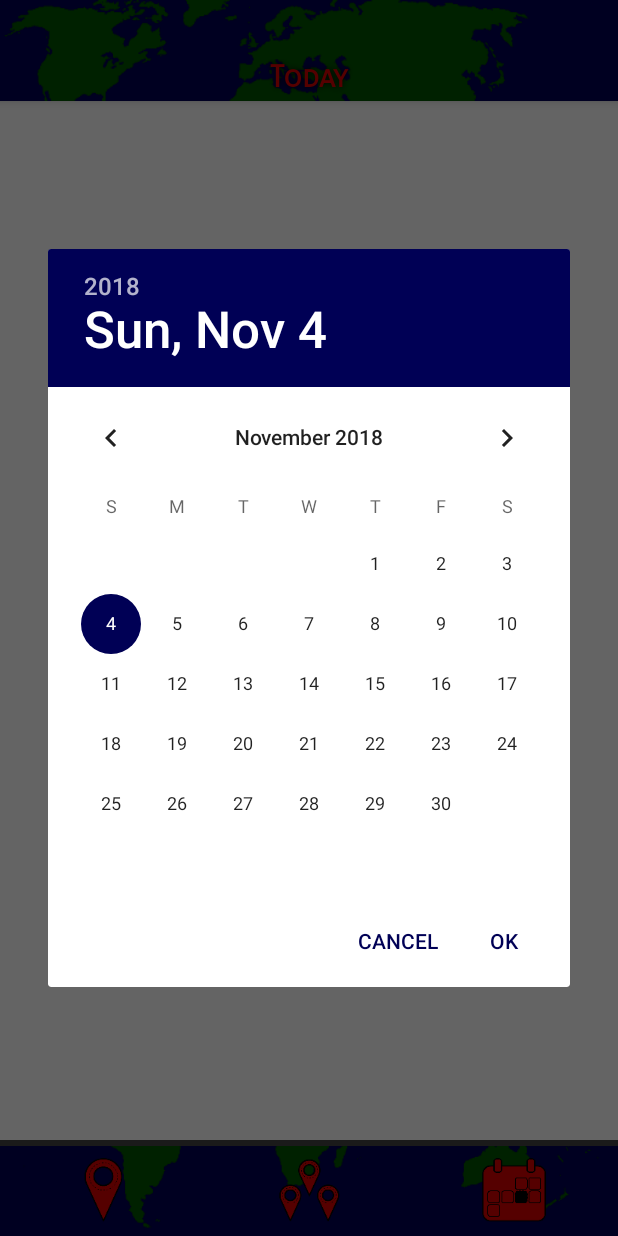
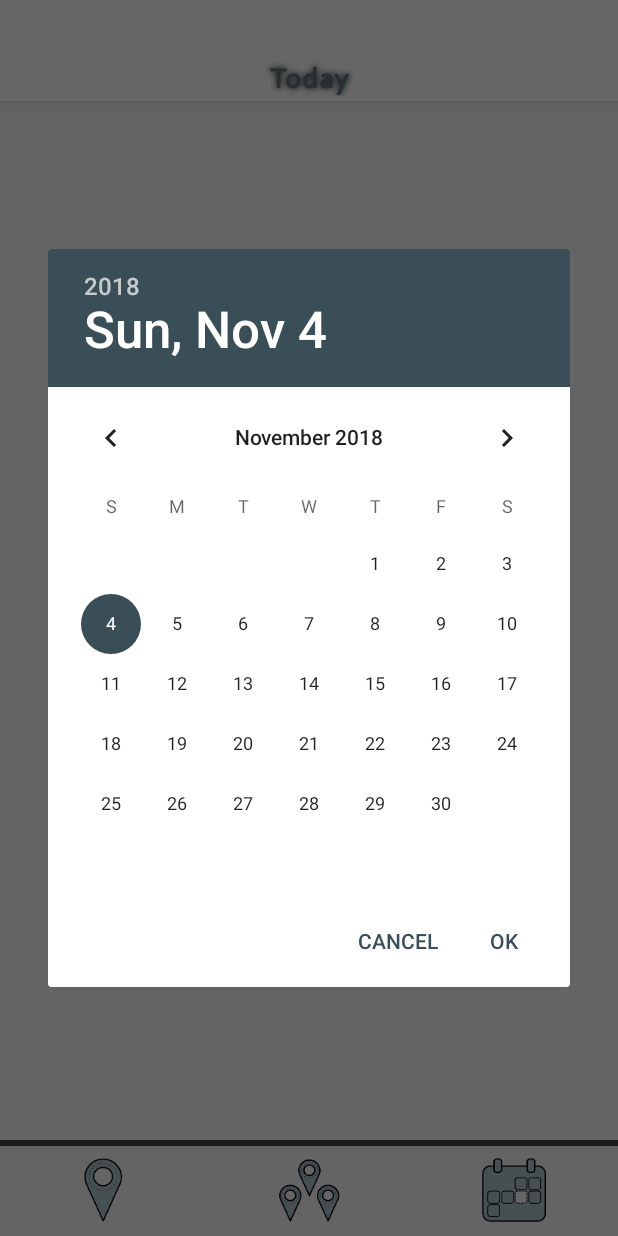
Before and after one commit to lashgar/GlobeNow, an Android app: the screen it shows after launch (Main2Activity), after a tap on an icon or button, on a phone screen of 412 x 824 dp. Run offline under Robolectric (Android 15) with nearby library versions, the phone set to English and light mode, and no system bars; our stand-ins replace AdMob; 6 statements that could not run were skipped; 2 other taps on this screen came first.

Commit message:
Change app theme to plain white and sky blue - Move banner initialization to dedicated initializer - Add sky-blue logos - Add fonts (missing from previous commit)

```diff
--- a/app/src/main/java/myapps/globenow/Main2Activity.java
+++ b/app/src/main/java/myapps/globenow/Main2Activity.java
@@ -3,8 +3,6 @@ package myapps.globenow;
 import android.app.DatePickerDialog;
 import android.content.Intent;
 import android.content.SharedPreferences;
-import android.content.pm.ApplicationInfo;
-import android.content.pm.PackageManager;
 import android.content.res.ColorStateList;
 import android.graphics.Bitmap;
 import android.graphics.BitmapFactory;
@@ -15,6 +13,7 @@ import android.net.Uri;
 import android.os.AsyncTask;
 import android.os.Bundle;
 import android.support.annotation.NonNull;
+import android.support.v4.content.res.ResourcesCompat;
 import android.util.Log;
 import android.view.Gravity;
 import android.view.View;
@@ -28,10 +27,10 @@ import android.view.MenuItem;
 import android.view.ViewTreeObserver;
 import android.view.animation.Animation;
 import android.view.animation.AnimationUtils;
-import android.widget.AdapterView;
 import android.widget.DatePicker;
 import android.widget.ListView;
 import android.widget.ProgressBar;
+import android.widget.ResourceCursorAdapter;
 import android.widget.TextSwitcher;
 import android.widget.TextView;
 import android.widget.Toast;
@@ -149,124 +148,33 @@ public class Main2Activity extends AppCompatActivity
                         .build())
                 .build();
 
-        // Load cache
+        // Load timeline configs from cache
         SharedPreferences sharedPreferences = getApplicationContext().getSharedPreferences(k_preferenceName, MODE_PRIVATE);
         Float latitude = sharedPreferences.getFloat(k_sPLastGeoLat,48.4207253242786f);
         Float longitude = sharedPreferences.getFloat(k_sPLastGeoLng,-123.38951110839844f);
         String[] closetsTown = GPSTracker.getClosestCity(latitude, longitude);
         currentLocationCode = closetsTown[0];
         currentLocationName = closetsTown[1];
+        currentDate = new Date(); // default to Today (might be cached in future)
 
-        currentDate = new Date(); // default to Today
-        dateTextView = findViewById(R.id.TextBoxDate);
-        dateTextView.setFactory(new ViewSwitcher.ViewFactory() {
-            public View makeView() {
-                // TODO Auto-generated method stub
-                // create new textView and set the properties like clolr, size etc
-                TextView myText = new TextView(Main2Activity.this);
-                myText.setGravity(Gravity.TOP | Gravity.CENTER_HORIZONTAL);
-                myText.setTextSize(20);
-                myText.setTextColor(Color.argb(0xFF, 0xD5, 0, 0));
-                myText.setTypeface(Typeface.create("sans-serif-smallcaps", Typeface.BOLD));
-                myText.setShadowLayer(5, 0, 0, Color.BLACK);
-                myText.setPadding(0, 0, 0, 0);
-                return myText;
-            }
-        });
-        dateTextView.setText("Today");
-
-        // progress bar
-        ProgressBar progressBar = findViewById(R.id.progressBar);
-        progressBar.setProgressTintList(ColorStateList.valueOf(Color.RED));
+        // Initialize banners
+        initializeTopBanner();
+        initializeBotBanner();
 
         // Set ListView Adapter
         eventListArray = new ArrayList<>();
         eventListAdapter = new EventListAdapter(this, R.layout.listview_row_noimage, R.id.textView2, eventListArray);
-        timeLineListView = (ListView)findViewById(R.id.ListView1);
+        timeLineListView = findViewById(R.id.ListView1);
         timeLineListView.setAdapter(eventListAdapter);
         jsonLoader = new LoadTodayJson(this);
         bmpLoader = new LoadImageUrlToBmp(this);
 
-        townName = (TextSwitcher)findViewById(R.id.textView4);
-        townName.setFactory(new ViewSwitcher.ViewFactory() {
-
-            public View makeView() {
-                // TODO Auto-generated method stub
-                // create new textView and set the properties like clolr, size etc
-                TextView myText = new TextView(Main2Activity.this);
-                myText.setGravity(Gravity.TOP | Gravity.CENTER_HORIZONTAL);
-                myText.setTextSize(30);
-                myText.setTextColor(Color.argb(0xFF, 0xD5, 0, 0));
-                myText.setTypeface(Typeface.create("sans-serif-smallcaps", Typeface.BOLD));
-                myText.setShadowLayer(5, 0, 0, Color.BLACK);
-                myText.setPadding(0, 4, 0, 0);
-                return myText;
-            }
-        });
-
         // Dynamic loading / paging initialize
         bPendingJsonLoader = false;
         bPendingBmpLoader = false;
-
         RefreshListViewFromCurrent_();
 
-        // taskbar setup
-        final View buttonlocation = findViewById(R.id.imageButton2);
-        buttonlocation.setOnClickListener(new View.OnClickListener() {
-            public void onClick(View v) {
-                // check if GPS enabled
-                GPSTracker gps = new GPSTracker(Main2Activity.this);
-                if(gps.canGetLocation()){
-                    float latitude = (float)gps.getLatitude();
-                    float longitude = (float)gps.getLongitude();
-                    RefreshListViewFromGeo_(latitude, longitude);
-                }else{
-                    // can't get location
-                    // GPS or Network is not enabled
-                    // Ask user to enable GPS/network in settings
-                    gps.showSettingsAlert();
-                }
-            }
-        });
-
-        Calendar newCalendar = Calendar.getInstance();
-        final DatePickerDialog  StartTime = new DatePickerDialog(this, R.style.datepicker,
-                new DatePickerDialog.OnDateSetListener() {
-                    public void onDateSet(DatePicker view, int year, int monthOfYear, int dayOfMonth) {
-                        Calendar newCldr = Calendar.getInstance();
-                        newCldr.set(year, monthOfYear, dayOfMonth);
-                        Date newDate = newCldr.getTime();
-                        RefreshListViewFromDate_(newDate);
-                    }
-                }, newCalendar.get(Calendar.YEAR), newCalendar.get(Calendar.MONTH), newCalendar.get(Calendar.DAY_OF_MONTH));
-
-        final View buttoncalendar = findViewById(R.id.imageButton);
-        buttoncalendar.setOnClickListener(new View.OnClickListener() {
-            public void onClick(View v) {
-                StartTime.show();
-            }
-        });
-
-        // initialize Place picker
-        mGoogleApiClient = new GoogleApiClient.Builder(this)
-                .enableAutoManage(this, 0, this)
-                .addApi(Places.GEO_DATA_API)
-                .build();
-
-        final View buttonexplore = findViewById(R.id.imageButton3);
-        buttonexplore.setOnClickListener(new View.OnClickListener() {
-            public void onClick(View v) {
-                PlacePicker.IntentBuilder builder = new PlacePicker.IntentBuilder();
-                try {
-                    startActivityForResult(builder.build(Main2Activity.this), PLACE_PICKER_REQUEST);
-                    // Log.d("LocationPicker", "Closed the activity");
-                } catch (GooglePlayServicesNotAvailableException | GooglePlayServicesRepairableException e) {
-                    // Log.d("LocationPicker", "Service unavailable");
-                    e.printStackTrace();
-                }
-            }
-        });
-
+        // Load more on scroll down
         timeLineListView.getViewTreeObserver().addOnScrollChangedListener(new ViewTreeObserver.OnScrollChangedListener() {
             @Override
             public void onScrollChanged() {
@@ -299,6 +207,113 @@ public class Main2Activity extends AppCompatActivity
         });
         */
         Log.d("LOADER", "Initialized");
+    }
+
+    private void initializeTopBanner() {
+        final int textColor = Color.argb(0xFF, 177-80, 198-80, 207-80);
+        final Typeface fontFamily = ResourcesCompat.getFont(this, R.font.corbelb);
+        // Current Stream Date
+        dateTextView = findViewById(R.id.TextBoxDate);
+        dateTextView.setFactory(new ViewSwitcher.ViewFactory() {
+            public View makeView() {
+                // create new textView and set the properties like clolr, size etc
+                TextView myText = new TextView(Main2Activity.this);
+                myText.setGravity(Gravity.TOP | Gravity.CENTER_HORIZONTAL);
+                myText.setTextSize(20);
+                myText.setTextColor(textColor);
+                myText.setTypeface(fontFamily);
+                myText.setShadowLayer(5, 0, 0, Color.BLACK);
+                myText.setPadding(0, 0, 0, 0);
+                return myText;
+            }
+        });
+        dateTextView.setText("Today");
+
+        // City Code
+        townName = findViewById(R.id.textView4);
+        townName.setFactory(new ViewSwitcher.ViewFactory() {
+
+            public View makeView() {
+                // create new textView and set the properties like clolr, size etc
+                TextView myText = new TextView(Main2Activity.this);
+                myText.setGravity(Gravity.TOP | Gravity.CENTER_HORIZONTAL);
+                myText.setTextSize(30);
+                myText.setTextColor(textColor);
+                myText.setTypeface(fontFamily);
+                myText.setShadowLayer(5, 0, 0, Color.BLACK);
+                myText.setPadding(0, 4, 0, 0);
+                return myText;
+            }
+        });
+    }
+
+    private void initializeBotBanner() {
+        final int progressBarColor = Color.argb(0xFF, 177, 198, 207);
+        // progress bar
+        ProgressBar progressBar = findViewById(R.id.progressBar);
+        progressBar.setProgressTintList(ColorStateList.valueOf(progressBarColor));
+
+        // Current location button
+        final View buttonLocation = findViewById(R.id.imageButton2);
+        buttonLocation.setOnClickListener(new View.OnClickListener() {
+            public void onClick(View v) {
+                // check if GPS enabled
+                GPSTracker gps = new GPSTracker(Main2Activity.this);
+                if(gps.canGetLocation()){
+                    float latitude = (float)gps.getLatitude();
+                    float longitude = (float)gps.getLongitude();
+                    RefreshListViewFromGeo_(latitude, longitude);
+                }else{
+                    // can't get location
+                    // GPS or Network is not enabled
+                    // Ask user to enable GPS/network in settings
+                    gps.showSettingsAlert();
+                }
+            }
+        });
+
+        // Location picker button
+        final View buttonExplore = findViewById(R.id.imageButton3);
+        buttonExplore.setOnClickListener(new View.OnClickListener() {
+            public void onClick(View v) {
+                PlacePicker.IntentBuilder builder = new PlacePicker.IntentBuilder();
+                try {
+                    startActivityForResult(builder.build(Main2Activity.this), PLACE_PICKER_REQUEST);
+                    // Log.d("LocationPicker", "Closed the activity");
+                } catch (GooglePlayServicesNotAvailableException | GooglePlayServicesRepairableException e) {
+                    // Log.d("LocationPicker", "Service unavailable");
+                    e.printStackTrace();
+                }
+            }
+        });
+
+        // initialize Place picker
+        mGoogleApiClient = new GoogleApiClient.Builder(this)
+                .enableAutoManage(this, 0, this)
+                .addApi(Places.GEO_DATA_API)
+                .build();
+
+        // Calendar navigation
+        Calendar newCalendar = Calendar.getInstance();
+        final DatePickerDialog  StartTime = new DatePickerDialog(this, R.style.datepicker,
+                new DatePickerDialog.OnDateSetListener() {
+                    public void onDateSet(DatePicker view, int year, int monthOfYear, int dayOfMonth) {
+                        Calendar newCldr = Calendar.getInstance();
+                        newCldr.set(year, monthOfYear, dayOfMonth);
+                        Date newDate = newCldr.getTime();
+                        RefreshListViewFromDate_(newDate);
+                    }
+                }, newCalendar.get(Calendar.YEAR), newCalendar.get(Calendar.MONTH), newCalendar.get(Calendar.DAY_OF_MONTH));
+
+        // Calendar button
+        final View buttonCalendar = findViewById(R.id.imageButton);
+        buttonCalendar.setOnClickListener(new View.OnClickListener() {
+            public void onClick(View v) {
+                StartTime.show();
+            }
+        });
+
+
     }
 
     @Override
--- a/app/src/main/res/layout/activity_main2.xml
+++ b/app/src/main/res/layout/activity_main2.xml
@@ -16,8 +16,8 @@
         <android.support.design.widget.AppBarLayout
             android:layout_width="match_parent"
             android:layout_height="67dp"
-            android:background="@mipmap/btn"
             android:theme="@style/AppTheme.AppBarOverlay">
+            <!-- android:background="@mipmap/btn" !-->
 
             <TextSwitcher
                 android:id="@+id/textView4"
@@ -58,9 +58,9 @@
         <LinearLayout
             android:layout_width="match_parent"
             android:layout_height="60dp"
-            android:background="@mipmap/bbn"
             android:orientation="horizontal"
             android:paddingTop="8dp">
+            <!-- android:background="@mipmap/bbn" !-->
 
             <ImageButton
                 android:id="@+id/imageButton2"
@@ -69,7 +69,7 @@
                 android:layout_weight="0.05"
                 android:background="@android:color/transparent"
                 android:baselineAlignBottom="false"
-                android:src="@mipmap/location" />
+                android:src="@mipmap/locationgrey" />
 
             <ImageButton
                 android:id="@+id/imageButton3"
@@ -78,7 +78,7 @@
                 android:layout_weight="0.05"
                 android:background="@android:color/transparent"
                 android:baselineAlignBottom="false"
-                android:src="@mipmap/explore" />
+                android:src="@mipmap/exploregrey" />
 
             <ImageButton
                 android:id="@+id/imageButton"
@@ -86,7 +86,7 @@
                 android:layout_height="wrap_content"
                 android:layout_weight="0.05"
                 android:background="@android:color/transparent"
-                android:src="@mipmap/calendar" />
+                android:src="@mipmap/calendargrey" />
         </LinearLayout>
 
     </LinearLayout>
--- a/app/src/main/res/values/colors.xml
+++ b/app/src/main/res/values/colors.xml
@@ -1,7 +1,7 @@
 <?xml version="1.0" encoding="utf-8"?>
 <resources>
     <color name="colorPrimary">#ffffff</color>
-    <color name="colorPrimaryDark">#0000b5</color>
+    <color name="colorPrimaryDark">@color/colorSkyBlueDark</color>
     <color name="colorAccent">#866872</color>
     <color name="whiteTransparent">#0affffff</color>
     <color name="Kerem">#faf2ab</color>
@@ -10,4 +10,7 @@
     <color name="greendark">#005500</color>
     <color name="colorEventBodyText">@color/navybluedark</color>
     <color name="colorEventHeaderText">@color/navybluedark</color>
+    <color name="colorSkyBlue">#50767f</color>
+    <color name="colorSkyBlueDark">#394e57</color>
+    <color name="colorTitleBar">@color/colorSkyBlueDark</color>
 </resources>
--- a/app/src/main/res/values/styles.xml
+++ b/app/src/main/res/values/styles.xml
@@ -3,7 +3,7 @@
     <!-- Base application theme. -->
     <style name="AppTheme" parent="Theme.AppCompat.Light.DarkActionBar">
         <item name="colorPrimary">@color/colorPrimary</item>
-        <item name="colorPrimaryDark">@color/navybluedark</item>
+        <item name="colorPrimaryDark">@color/colorPrimaryDark</item>
         <item name="colorAccent">@color/colorAccent</item>
     </style>
 
@@ -18,7 +18,7 @@
 
     <style name="datepicker" parent="Theme.AppCompat.Light.Dialog">
         <item name="colorPrimary">@color/colorPrimary</item>
-        <item name="colorPrimaryDark">@color/navybluedark</item>
-        <item name="colorAccent">@color/navybluedark</item>
+        <item name="colorPrimaryDark">@color/colorPrimaryDark</item>
+        <item name="colorAccent">@color/colorPrimaryDark</item>
     </style>
 </resources>
```
Also changed, not shown: app/src/main/res/font/corbel.ttf (added), app/src/main/res/font/corbelb.ttf (added), app/src/main/res/font/corbelbold.ttf (added), app/src/main/res/font/corbelbolditalic.ttf (added), app/src/main/res/font/corbeli.ttf (added), app/src/main/res/font/corbelitalic.ttf (added), app/src/main/res/font/corbelz.ttf (added), app/src/main/res/font/droidsans.ttf (added), app/src/main/res/font/droidsansbold.ttf (added), app/src/main/res/mipmap-xxxhdpi/calendargrey.png (added), app/src/main/res/mipmap-xxxhdpi/exploregrey.png (added), app/src/main/res/mipmap-xxxhdpi/loadinggrey.png (added), app/src/main/res/mipmap-xxxhdpi/locationgrey.png (added).
